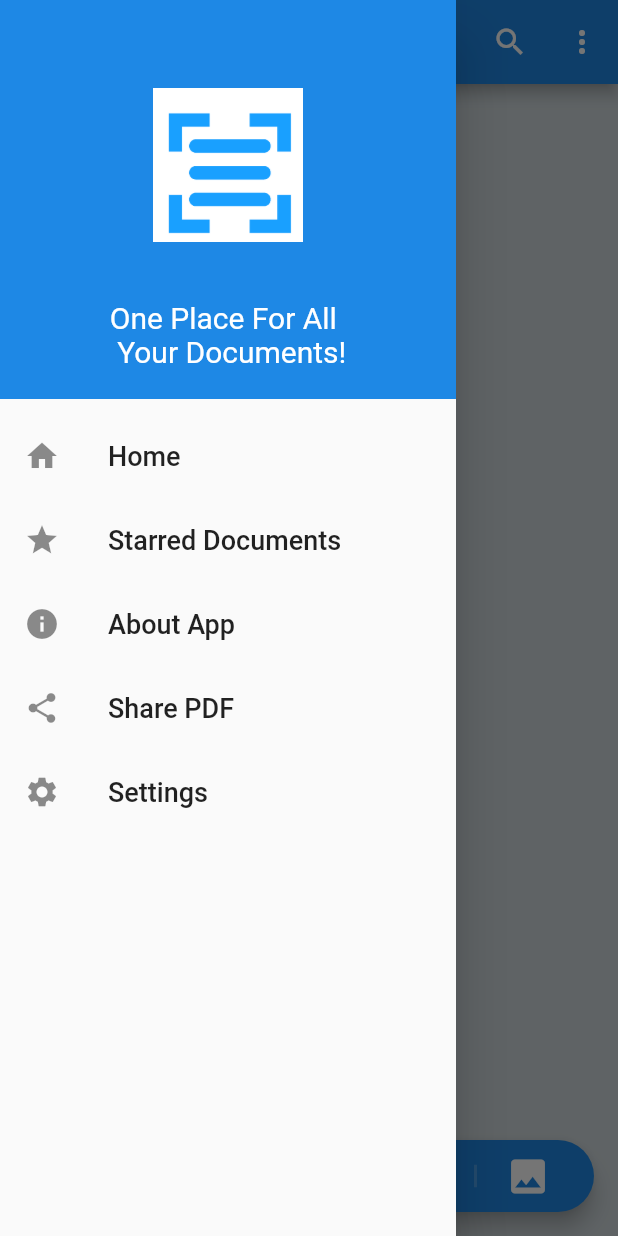
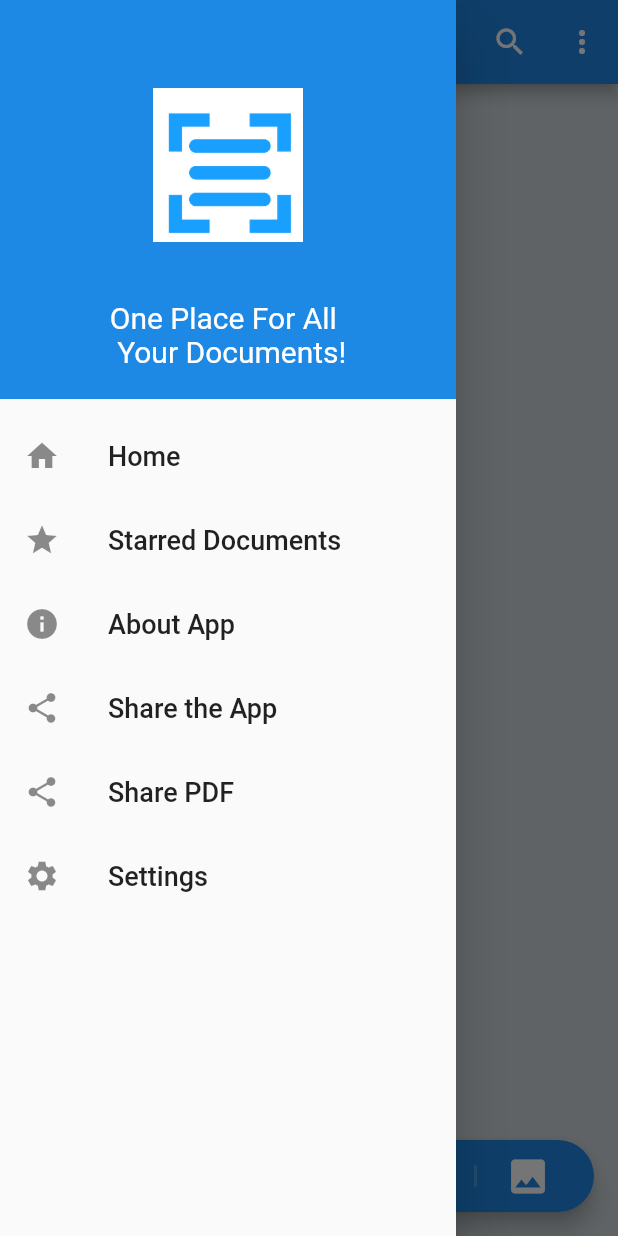
Before and after one commit to smaranjitghose/DocLense, a Flutter app: the screen it shows after launch, with the side drawer open, on a phone screen of 412 x 824 dp. Run offline on Flutter 3.47's test engine with Material 2 defaults, Android fonts, the light colour scheme and no system bars; our stand-ins replace animated_splash_screen, image_cropper, image_picker, open_file, pdf, share; missing offline and left inert: flutter_full_pdf_viewer, folder_picker, permission, photofilters, quick_actions.

Commit message:
Added Option to share app

```diff
--- a/lib/MainDrawer.dart
+++ b/lib/MainDrawer.dart
@@ -1,3 +1,4 @@
+import 'package:doclense/settings.dart';
 import 'package:flutter/material.dart';
 import 'Home.dart';
 import 'About.dart';
@@ -71,6 +72,19 @@ class MainDrawer extends StatelessWidget {
           ),
           ListTile(
             onTap: () {
+              Share.share(
+                'Hey !! , I am using this wonderful app : DocLense , check it out here https://github.com/smaranjitghose/DocLense',
+                subject: "DocLense"
+              );
+            },
+            leading: Icon(Icons.share),
+            title: Text(
+              "Share the App",
+              style: TextStyle(fontSize: 18),
+            ),
+          ),
+          ListTile(
+            onTap: () {
               Navigator.of(context).pop();
               Share.share('Share my PDF');
               //TODO: add pdf file that is to be shared
@@ -82,7 +96,9 @@ class MainDrawer extends StatelessWidget {
             ),
           ),
           ListTile(
-            onTap: () {},
+            onTap: () {
+              Navigator.push(context, MaterialPageRoute(builder: (context) => SettingsScreen(),));
+            },
             leading: Icon(Icons.settings),
             title: Text(
               "Settings",
--- a/pubspec.yaml
+++ b/pubspec.yaml
@@ -28,7 +28,7 @@ dependencies:
   flutter_full_pdf_viewer: ^1.0.6
   image_cropper: ^1.3.1
   image_picker: ^0.6.7+21
-  open_file: ^3.0.3
+  open_file: ^2.0.3
   path: ^1.7.0
   path_provider: ^1.6.27
   pdf: ^1.9.0
@@ -39,6 +39,10 @@ dependencies:
   source_span: ^1.7.0
   splashscreen: ^1.3.5
   storage_path: ^0.2.0
+  permission: ^0.1.7
+
+
+  folder_picker: ^0.3.0
 dev_dependencies:
   flutter_test:
     sdk: flutter
```
Also changed, not shown: pubspec.lock, 2 other files.
